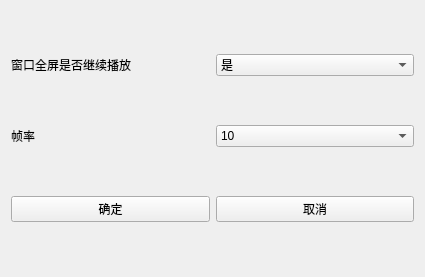
Before: the Qt Designer form moresetting.ui in dependon/fantascene-dynamic-wallpaper, drawn with Qt 5.
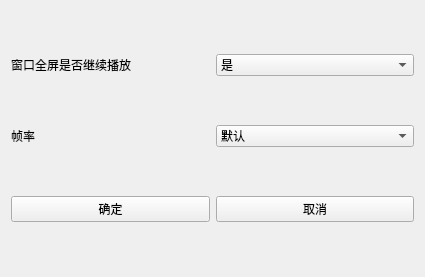
After: the same form once the commit is applied.

The edit to the form file:
```diff
--- a/moresetting.ui
+++ b/moresetting.ui
@@ -50,6 +50,11 @@
      </item>
      <item>
       <widget class="QComboBox" name="fpsbox">
+       <item>
+        <property name="text">
+         <string>默认</string>
+        </property>
+       </item>
        <item>
         <property name="text">
          <string>10</string>
```
Left out of the diff: 5 changed lines with no effect on the pictures.
